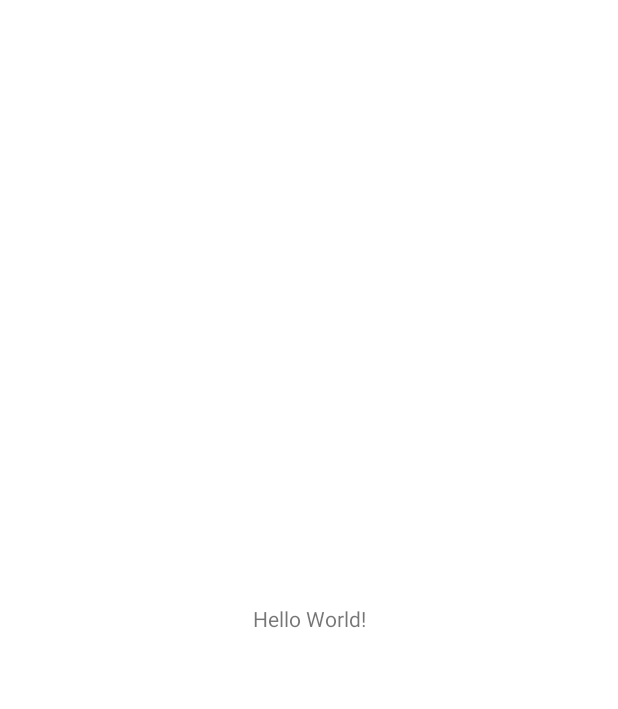
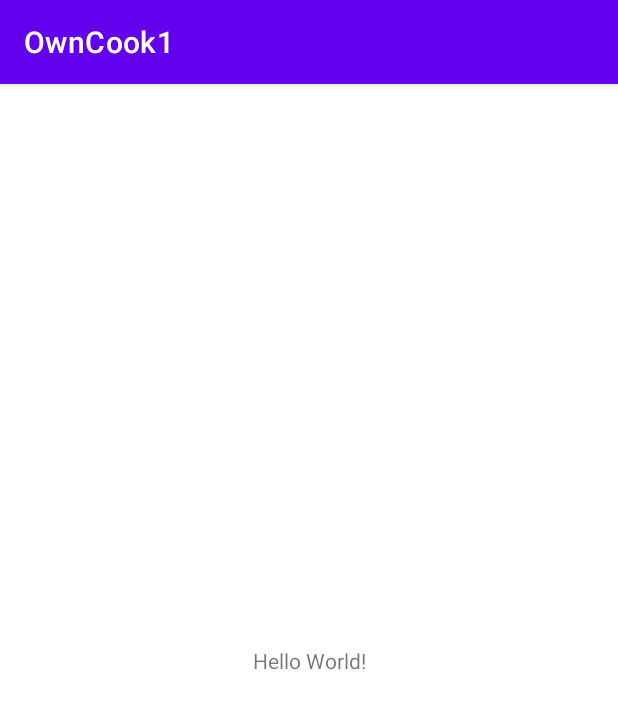
Before and after one commit to mky1428/OwnCook1, an Android app: the MainActivity screen opened directly, with no data from a screen before it, on a phone screen of 412 x 824 dp. Before the commit the part shown is almost empty. Shown: the top 709 px of the screen. Run offline under Robolectric (Android 15) with nearby library versions, the phone set to English and light mode, and no system bars.

```diff
--- a/app/src/main/res/layout/activity_intro.xml
+++ b/app/src/main/res/layout/activity_intro.xml
@@ -15,6 +15,7 @@
         />
 
     <TextView
+        android:id="@+id/tv"
         android:layout_width="wrap_content"
         android:layout_height="wrap_content"
         android:text="OwnCook"
--- a/app/src/main/res/values/themes.xml
+++ b/app/src/main/res/values/themes.xml
@@ -1,6 +1,6 @@
 <resources xmlns:tools="http://schemas.android.com/tools">
     <!-- Base application theme. -->
-    <style name="Theme.OwnCook1" parent="Theme.MaterialComponents.DayNight.NoActionBar">
+    <style name="Theme.OwnCook1" parent="Theme.MaterialComponents.DayNight.DarkActionBar">
         <!-- Primary brand color. -->
         <item name="colorPrimary">@color/purple_500</item>
         <item name="colorPrimaryVariant">@color/black</item>
@@ -13,4 +13,19 @@
         <item name="android:statusBarColor" tools:targetApi="l">?attr/colorPrimaryVariant</item>
         <!-- Customize your theme here. -->
     </style>
+
+    <style name="IntroActivityTheme" parent="Theme.MaterialComponents.DayNight.NoActionBar">
+        <!-- Primary brand color. -->
+        <item name="colorPrimary">@color/purple_500</item>
+        <item name="colorPrimaryVariant">@color/black</item>
+        <item name="colorOnPrimary">@color/white</item>
+        <!-- Secondary brand color. -->
+        <item name="colorSecondary">@color/teal_200</item>
+        <item name="colorSecondaryVariant">@color/teal_700</item>
+        <item name="colorOnSecondary">@color/black</item>
+        <!-- Status bar color. -->
+        <item name="android:statusBarColor" tools:targetApi="l">?attr/colorPrimaryVariant</item>
+        <!-- Customize your theme here. -->
+    </style>
+
 </resources>
```
Also changed, not shown: app/src/main/AndroidManifest.xml (+5 -5 lines), app/src/main/java/com/mky1428/owncook1/IntroActivity.java (+15 -0 lines), app/src/main/res/anim/appear_logo.xml (added, +10 -0 lines).
